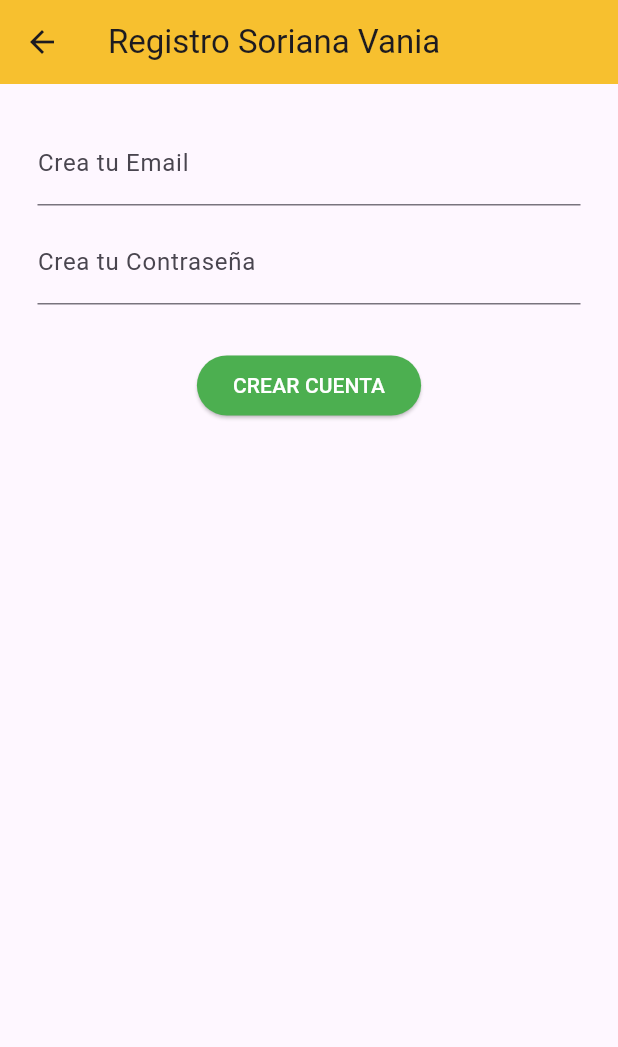
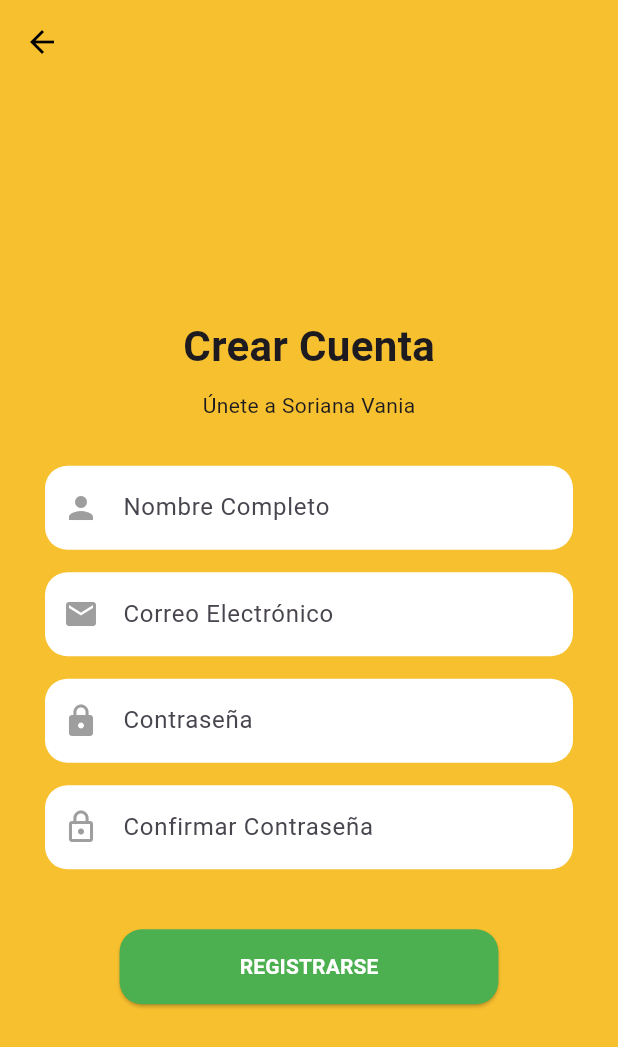
Before and after one commit to Antonio347Vania/UII-Act-6-Login-0469, a Flutter app: the SignUpPage screen opened directly, on a phone screen of 412 x 824 dp. Shown: the top 1047 px of the screen. Run offline on Flutter 3.47's test engine with Material 3 defaults, Android fonts, the phone set to English and light mode, and no system bars; network calls fail.

```diff
--- a/lib/signup.dart
+++ b/lib/signup.dart
@@ -8,27 +8,106 @@ class SignUpPage extends StatefulWidget {
 }
 
 class _SignUpPageState extends State<SignUpPage> {
+  // Controladores para capturar el texto de los 4 campos
+  final _nameController = TextEditingController();
   final _emailController = TextEditingController();
   final _passController = TextEditingController();
+  final _confirmPassController = TextEditingController();
+
+  void _registrarUsuario() {
+    // Lógica simple de validación
+    if (_nameController.text.isEmpty || _emailController.text.isEmpty ||
+        _passController.text.isEmpty || _confirmPassController.text.isEmpty) {
+      _mostrarMensaje("Por favor, llena todos los campos");
+      return;
+    }
+
+    if (_passController.text != _confirmPassController.text) {
+      _mostrarMensaje("Las contraseñas no coinciden");
+      return;
+    }
+
+    // Si todo está bien, simulamos el registro exitoso
+    _mostrarMensaje("¡Cuenta creada para ${_nameController.text}!");
+    Navigator.pop(context); // Regresa al Login
+  }
+
+  void _mostrarMensaje(String mensaje) {
+    ScaffoldMessenger.of(context).showSnackBar(
+      SnackBar(content: Text(mensaje), backgroundColor: const Color(0xFF4CAF50)),
+    );
+  }
 
   @override
   Widget build(BuildContext context) {
     return Scaffold(
-      appBar: AppBar(backgroundColor: const Color(0xFFF7C02F), title: const Text("Registro Soriana Vania")),
-      body: Padding(
-        padding: const EdgeInsets.all(25),
+      backgroundColor: const Color(0xFFF7C02F), // Amarillo Soriana
+      appBar: AppBar(
+        backgroundColor: Colors.transparent,
+        elevation: 0,
+        iconTheme: const IconThemeData(color: Colors.black),
+      ),
+      body: Center(
+        child: SingleChildScrollView(
+          padding: const EdgeInsets.symmetric(horizontal: 30),
           child: Column(
             children: [
-            TextField(controller: _emailController, decoration: const InputDecoration(labelText: "Crea tu Email")),
+              const Text(
+                "Crear Cuenta",
+                style: TextStyle(fontSize: 28, fontWeight: FontWeight.bold),
+              ),
               const SizedBox(height: 10),
-            TextField(controller: _passController, obscureText: true, decoration: const InputDecoration(labelText: "Crea tu Contraseña")),
+              const Text("Únete a Soriana Vania"),
               const SizedBox(height: 30),
+
+              // 1. Campo Nombre
+              _buildField("Nombre Completo", _nameController, false, Icons.person),
+              const SizedBox(height: 15),
+
+              // 2. Campo Email
+              _buildField("Correo Electrónico", _emailController, false, Icons.email),
+              const SizedBox(height: 15),
+
+              // 3. Campo Contraseña
+              _buildField("Contraseña", _passController, true, Icons.lock),
+              const SizedBox(height: 15),
+
+              // 4. Campo Confirmar Contraseña
+              _buildField("Confirmar Contraseña", _confirmPassController, true, Icons.lock_outline),
+
+              const SizedBox(height: 40),
+
+              // Botón de Registro
               ElevatedButton(
-              onPressed: () => Navigator.pop(context),
-              style: ElevatedButton.styleFrom(backgroundColor: const Color(0xFF4CAF50)),
-              child: const Text("CREAR CUENTA", style: TextStyle(color: Colors.white)),
+                onPressed: _registrarUsuario,
+                style: ElevatedButton.styleFrom(
+                  backgroundColor: const Color(0xFF4CAF50), // Verde Soriana
+                  foregroundColor: Colors.white,
+                  padding: const EdgeInsets.symmetric(horizontal: 80, vertical: 15),
+                  shape: RoundedRectangleBorder(borderRadius: BorderRadius.circular(15)),
+                ),
+                child: const Text("REGISTRARSE", style: TextStyle(fontWeight: FontWeight.bold)),
               ),
             ],
+          ),
+        ),
+      ),
+    );
+  }
+
+  // Widget reutilizable para los campos de texto
+  Widget _buildField(String hint, TextEditingController controller, bool isPass, IconData icon) {
+    return TextField(
+      controller: controller,
+      obscureText: isPass,
+      decoration: InputDecoration(
+        prefixIcon: Icon(icon, color: Colors.grey),
+        hintText: hint,
+        filled: true,
+        fillColor: Colors.white,
+        border: OutlineInputBorder(
+          borderRadius: BorderRadius.circular(15),
+          borderSide: BorderSide.none,
         ),
       ),
     );
```
Lines whose indentation alone changed are shown as unchanged.
